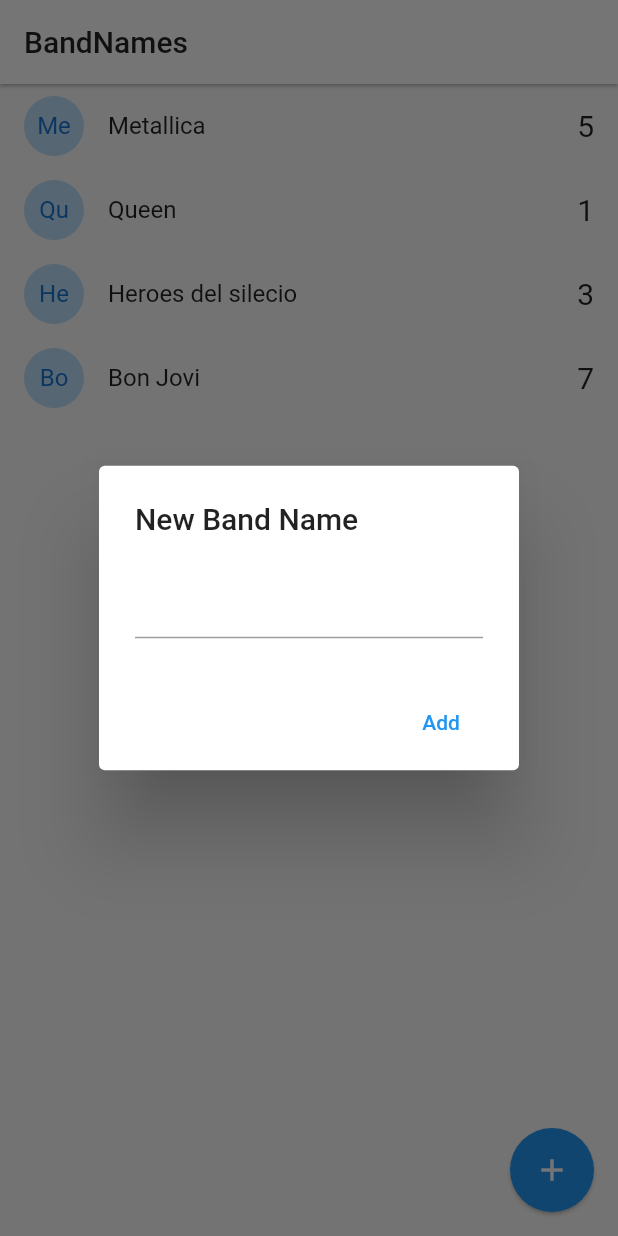
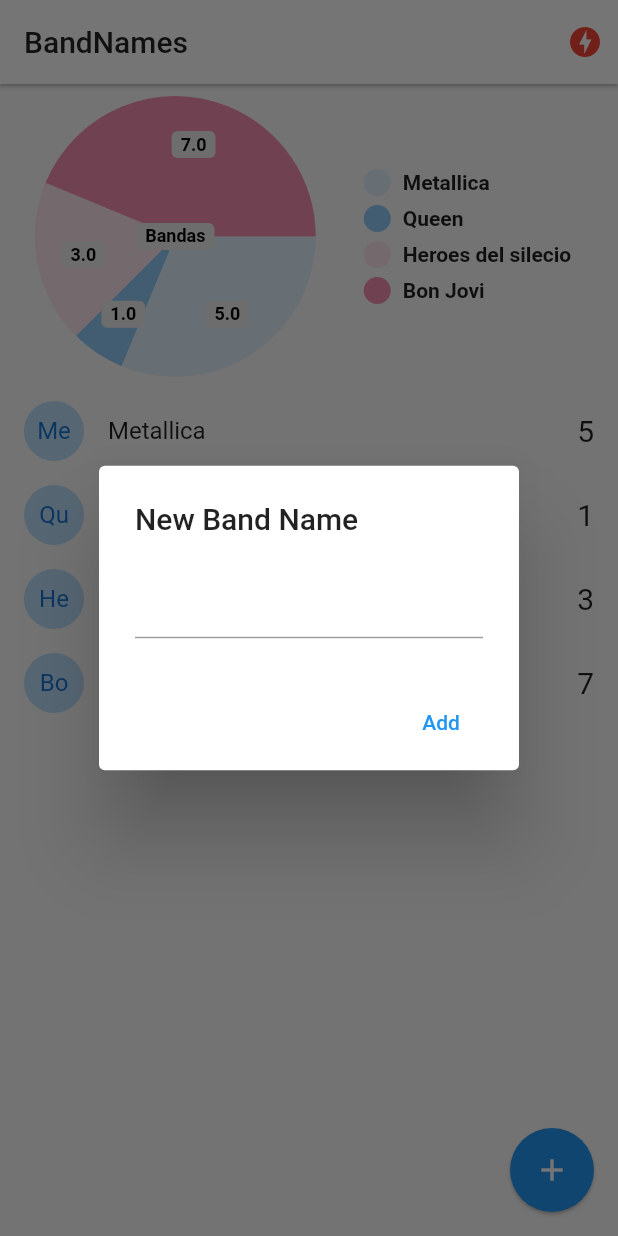
Before and after one commit to ajespinoza/flutter-bandnames-socket, a Flutter app: the screen it shows after launch, after a tap on the "add" icon, on a phone screen of 412 x 824 dp. Run offline on Flutter 3.47's test engine with Material 2 defaults, Android fonts, the phone set to English and light mode, and no system bars; drawn by our look-alikes of pie_chart; our stand-ins replace socket_io_client; network calls fail.

Commit message:
Se termina app de votaciones

```diff
--- a/lib/main.dart
+++ b/lib/main.dart
@@ -1,18 +1,27 @@
+import 'package:band_names/pages/status.dart';
+import 'package:band_names/services/socket_service.dart';
 import 'package:flutter/material.dart';
 import 'package:band_names/pages/home.dart';
+import 'package:provider/provider.dart';
 
 void main() => runApp(MyApp());
 
 class MyApp extends StatelessWidget {
   @override
   Widget build(BuildContext context) {
-    return MaterialApp(
+    return MultiProvider(
+      providers: [
+        ChangeNotifierProvider(create: (_) => SocketService()),
+      ],
+      child: MaterialApp(
         debugShowCheckedModeBanner: false,
         title: 'Material App',
         initialRoute: 'home',
         routes: {
           'home': (_)=> HomePage(),
+          'status': (_)=> StatusPage()
         },
+      ),
     );
   }
 }
--- a/lib/models/band.dart
+++ b/lib/models/band.dart
@@ -10,9 +10,9 @@ class Band{
   });
 
   factory Band.fromMap(Map<String, dynamic> obj) => Band(
-    id: obj["id"],
-    name: obj["name"],
-    votes: obj["votes"]
+    id: obj.containsKey('id') ? obj["id"] : 'no-id',
+    name: obj.containsKey('name') ? obj["name"] : 'no-name',
+    votes: obj.containsKey('votes') ? obj["votes"] : 'no-votes'
   );
 
 
--- a/lib/pages/home.dart
+++ b/lib/pages/home.dart
@@ -1,8 +1,11 @@
 import 'dart:io';
 
 import 'package:band_names/models/band.dart';
+import 'package:band_names/services/socket_service.dart';
 import 'package:flutter/cupertino.dart';
 import 'package:flutter/material.dart';
+import 'package:pie_chart/pie_chart.dart';
+import 'package:provider/provider.dart';
 
 class HomePage extends StatefulWidget {
 
@@ -20,17 +23,54 @@ class _HomePageState extends State<HomePage> {
   ];
 
   @override
+  void initState() {
+    final socketService = Provider.of<SocketService>(context, listen: false);
+    socketService.socket.on('active-bands', _handleActiveBands);
+    super.initState();
+  }
+
+  _handleActiveBands(dynamic payload){
+      this.bands = (payload as List)
+                  .map((band) => Band.fromMap(band)).toList();
+      setState(() {});
+  }
+
+  @override
+  void dispose() {
+    final socketService = Provider.of<SocketService>(context, listen: false);
+    socketService.socket.off('active-bands');
+    super.dispose();
+  }
+
+  @override
   Widget build(BuildContext context) {
+    final socketService = Provider.of<SocketService>(context);
+
     return Scaffold(
       appBar: AppBar(
         title: Text("BandNames", style: TextStyle(color: Colors.black87),),
         backgroundColor: Colors.white,
         elevation: 1,
+        actions: [
+          Container(
+            margin: EdgeInsets.only(right: 10),
+            child: socketService.serverStatus == ServerStatus.Online ? Icon(Icons.check_circle, color: Colors.blue.shade300,)
+            : Icon(Icons.offline_bolt, color: Colors.red,),
+          ),
+        ],
       ),
-      body: ListView.builder(
-        itemCount: bands.length,
-        itemBuilder: (context, i) => _bandTile(bands[i]),
-        ),
+      body: Column(
+        children: [
+            _showGraph(),
+
+            Expanded(
+              child: ListView.builder(
+              itemCount: bands.length,
+              itemBuilder: (context, i) => _bandTile(bands[i]),
+              ),
+            ),
+        ]
+      ),
       floatingActionButton: FloatingActionButton(
         child: Icon(Icons.add),
         elevation: 1,
@@ -40,13 +80,13 @@ class _HomePageState extends State<HomePage> {
   }
 
   Widget _bandTile(Band band) {
+
+    final socketService = Provider.of<SocketService>(context, listen: false);
+
     return Dismissible(
       key: Key(band.id),
       direction: DismissDirection.startToEnd,
-      onDismissed: (direction){
-        print("direction $direction");
-        print("id ${band.id}");
-      },
+      onDismissed: (direction) => socketService.socket.emit('delete-band', { 'id': band.id }),
       background: Container(
         padding: EdgeInsets.only(left: 10),
         alignment: Alignment.centerLeft,
@@ -60,9 +100,7 @@ class _HomePageState extends State<HomePage> {
         ),
         title: Text(band.name),
         trailing: Text("${band.votes}", style: TextStyle(fontSize: 20),),
-        onTap: (){
-          print(band.name);
-        },
+        onTap: () => socketService.socket.emit('vote-band', {'id' : band.id}),
       ),
     );
   }
@@ -72,8 +110,7 @@ class _HomePageState extends State<HomePage> {
     if(Platform.isAndroid){
       return showDialog(
         context: context,
-        builder: (context) {
-          return AlertDialog(
+        builder: (_) => AlertDialog(
             title: Text("New Band Name"),
             content: TextField(
               controller: textController,
@@ -86,14 +123,12 @@ class _HomePageState extends State<HomePage> {
                 onPressed: () => addBantToList(textController.text),
               ),
             ],
-          );
-        },
+          ),
       );
     }else{
       return showCupertinoDialog(
         context: context,
-        builder: (_){
-          return CupertinoAlertDialog(
+        builder: (_) => CupertinoAlertDialog(
             title: Text("New Band Name"),
             content: CupertinoTextField(
               controller: textController,
@@ -110,22 +145,60 @@ class _HomePageState extends State<HomePage> {
                 onPressed: () => Navigator.pop(context),
               ),
             ],
-          );
-        }
+          )
       );
     }
 
   }
 
   void addBantToList(String name){
+    final socketService = Provider.of<SocketService>(context, listen: false);
     if(name.length> 1){
-      this.bands.add(new Band(id: DateTime.now().toString(), name: name, votes: 0));
-      setState(() {
-
-      });
+      socketService.socket.emit('add-band', {'name' : name});
     }
 
     Navigator.pop(context);
   }
 
+  Widget _showGraph(){
+    Map<String, double> dataMap = new Map();
+    bands.forEach((band) {
+      dataMap.putIfAbsent(band.name, () => band.votes.toDouble());
+    });
+    final List<Color> colorList = [
+      Colors.blue.shade50,
+      Colors.blue.shade200,
+      Colors.pink.shade50,
+      Colors.pink.shade200,
+      Colors.yellow.shade50,
+      Colors.yellow.shade200
+    ];
+
+    return PieChart(
+      dataMap: dataMap,
+      animationDuration: Duration(milliseconds: 400),
+      chartLegendSpacing: 32,
+      chartRadius: MediaQuery.of(context).size.width / 2.2,
+      colorList: colorList,
+      initialAngleInDegree: 0,
+      chartType: ChartType.disc,
+      ringStrokeWidth: 32,
+      centerText: "Bandas",
+      legendOptions: LegendOptions(
+        showLegendsInRow: false,
+        legendPosition: LegendPosition.right,
+        showLegends: true,
+        legendTextStyle: TextStyle(
+          fontWeight: FontWeight.bold,
+        ),
+      ),
+      chartValuesOptions: ChartValuesOptions(
+        showChartValueBackground: true,
+        showChartValues: true,
+        showChartValuesInPercentage: false,
+        showChartValuesOutside: false,
+        decimalPlaces: 1,
+      ),
+    );
+  }
 }
--- /dev/null
+++ b/lib/services/socket_service.dart
@@ -0,0 +1,48 @@
+import 'package:flutter/material.dart';
+import 'package:socket_io_client/socket_io_client.dart' as IO;
+
+enum ServerStatus{
+  Online,
+  Offline,
+  Connecting
+}
+
+class SocketService with ChangeNotifier{
+  ServerStatus _serverStatus = ServerStatus.Connecting;
+  late IO.Socket _socket;
+
+  ServerStatus get serverStatus => this._serverStatus;
+  IO.Socket get socket => this._socket;
+
+  SocketService(){
+    this._initConfig();
+  }
+
+  void _initConfig(){
+    this._socket = IO.io('http://192.168.1.72:3000',
+    IO.OptionBuilder()
+      .setTransports(['websocket'])
+      .enableAutoConnect()
+      .build());
+
+    _socket.onConnect((_) {
+      _serverStatus = ServerStatus.Online;
+      notifyListeners();
+    });
+
+    _socket.onDisconnect((_) {
+      _serverStatus = ServerStatus.Offline;
+      notifyListeners();
+    });
+
+    /* socket.on("nuevo-mensaje", (payload){
+      print("nuevo-mensaje");
+      print("nombre" + payload["nombre"]);
+      print("mensaje" + payload["mensaje"]);
+      print(payload.containsKey("mensaje2") ? payload["mensaje2"] : "No hay");
+    }); */
+
+
+  }
+
+}
--- a/pubspec.yaml
+++ b/pubspec.yaml
@@ -28,6 +28,9 @@ dependencies:
   # The following adds the Cupertino Icons font to your application.
   # Use with the CupertinoIcons class for iOS style icons.
   cupertino_icons: ^1.0.2
+  socket_io_client: ^2.0.0-beta.3-nullsafety.0
+  provider: ^5.0.0
+  pie_chart: ^5.0.0
 
 dev_dependencies:
   flutter_test:
```
Also changed, not shown: lib/pages/status.dart (added, +29 -0 lines), pubspec.lock, 1 other file. Lines whose indentation alone changed are shown as unchanged.
